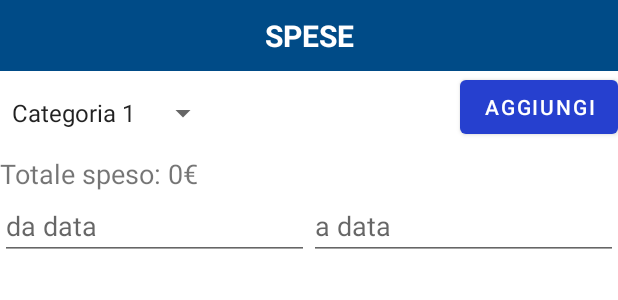
After one commit to an70nn/AsilApp, an Android app: the layout fragment_payments.xml on its own in the app's theme, with its tools: preview values and no code run, on a phone screen of 412 x 824 dp. The commit adds this screen. Shown: the top 300 px of the screen. Run offline under Robolectric (Android 15) with nearby library versions, the phone set to English and light mode, and no system bars.

Commit message:
Aggiunto PaymentsFragment per i pagamenti

```diff
--- /dev/null
+++ b/app/src/main/res/layout/fragment_payments.xml
@@ -0,0 +1,80 @@
+<?xml version="1.0" encoding="utf-8"?>
+<androidx.constraintlayout.widget.ConstraintLayout xmlns:android="http://schemas.android.com/apk/res/android"
+    xmlns:app="http://schemas.android.com/apk/res-auto"
+    xmlns:tools="http://schemas.android.com/tools"
+    android:layout_width="match_parent"
+    android:layout_height="match_parent"
+    tools:context=".ui.PaymentsFragment">
+
+    <TextView
+        android:id="@+id/tv_spese"
+        android:layout_width="match_parent"
+        android:layout_height="wrap_content"
+        android:text="SPESE"
+        android:textSize="20sp"
+        android:textStyle="bold"
+        android:textColor="#FFFFFF"
+        android:gravity="center"
+        android:background="@color/button"
+        android:padding="10dp"
+        app:layout_constraintTop_toTopOf="parent" />
+
+    <Spinner
+        android:id="@+id/spinner_categorie"
+        android:layout_width="wrap_content"
+        android:layout_height="wrap_content"
+        android:prompt="@string/categorie"
+        android:entries="@array/categorie_array"
+        android:layout_marginTop="16dp"
+        android:dropDownSelector="@drawable/spinner_item_selector"
+        app:layout_constraintStart_toStartOf="parent"
+        app:layout_constraintTop_toBottomOf="@id/tv_spese" />
+
+    <Button
+        android:id="@+id/btn_aggiungi"
+        android:layout_width="wrap_content"
+        android:layout_height="wrap_content"
+        android:text="Aggiungi"
+        app:layout_constraintEnd_toEndOf="parent"
+        app:layout_constraintTop_toBottomOf="@id/tv_spese" />
+
+    <TextView
+        android:id="@+id/tv_totale_speso"
+        android:layout_width="match_parent"
+        android:layout_height="wrap_content"
+        android:text="Totale speso: 0€"
+        android:textSize="18sp"
+        android:layout_marginTop="16dp"
+        app:layout_constraintTop_toBottomOf="@id/spinner_categorie" />
+
+    <EditText
+        android:id="@+id/et_da_data"
+        android:layout_width="0dp"
+        android:layout_height="wrap_content"
+        android:hint="da data"
+        android:focusable="false"
+        android:onClick="showDatePickerDialog"
+        app:layout_constraintStart_toStartOf="parent"
+        app:layout_constraintEnd_toStartOf="@id/et_a_data"
+        app:layout_constraintTop_toBottomOf="@id/tv_totale_speso" />
+
+    <EditText
+        android:id="@+id/et_a_data"
+        android:layout_width="0dp"
+        android:layout_height="wrap_content"
+        android:hint="a data"
+        android:focusable="false"
+        android:onClick="showDatePickerDialog"
+        app:layout_constraintStart_toEndOf="@id/et_da_data"
+        app:layout_constraintEnd_toEndOf="parent"
+        app:layout_constraintTop_toBottomOf="@id/tv_totale_speso" />
+
+    <ListView
+        android:id="@+id/lv_lista_spese"
+        android:layout_width="match_parent"
+        android:layout_height="0dp"
+        android:divider="@android:color/darker_gray"
+        android:dividerHeight="1dp"
+        app:layout_constraintTop_toBottomOf="@id/et_a_data" />
+
+</androidx.constraintlayout.widget.ConstraintLayout>
--- a/app/src/main/res/values/array.xml
+++ b/app/src/main/res/values/array.xml
@@ -5,4 +5,11 @@
         <item>Italia</item>
         <item>Ucraina</item>
     </string-array>
+
+    <string-array name="categorie_array">
+        <item>Categoria 1</item>
+        <item>Categoria 2</item>
+        <item>Categoria 3</item>
+        <!-- Aggiungi altre categorie qui -->
+    </string-array>
 </resources>
--- a/app/src/main/res/values/strings.xml
+++ b/app/src/main/res/values/strings.xml
@@ -28,5 +28,6 @@
     <string name="_10_30">10:30</string>
     <string name="ultimo_valore">Ultimo valore:</string>
     <string name="_70_90">70/90</string>
+    <string name="categorie">Categorie</string>
 
 </resources>
```
Also changed, not shown: app/src/main/java/com/example/asilapp/ui/PaymentsFragment.java (+94 -0 lines), app/src/main/res/layout/popup_layout.xml (added, +76 -0 lines).
